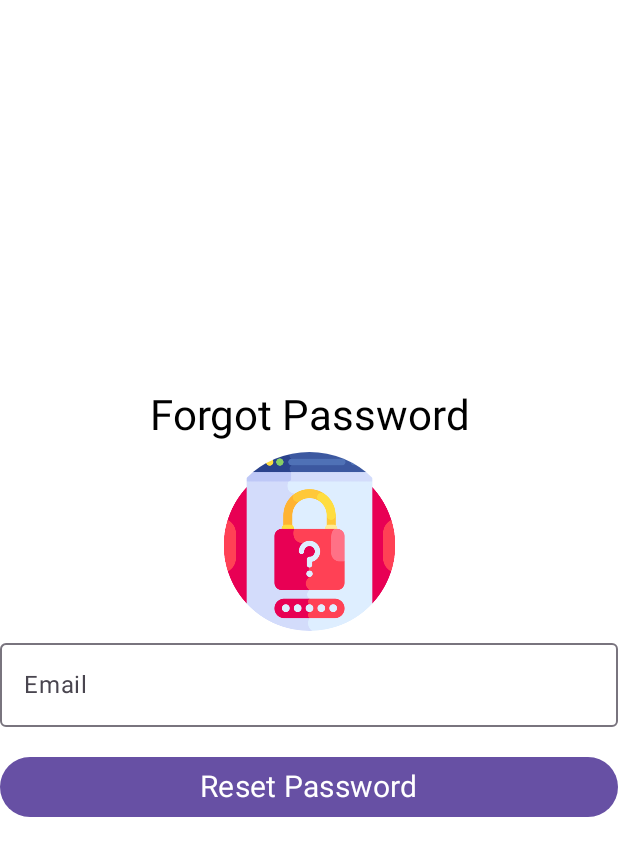
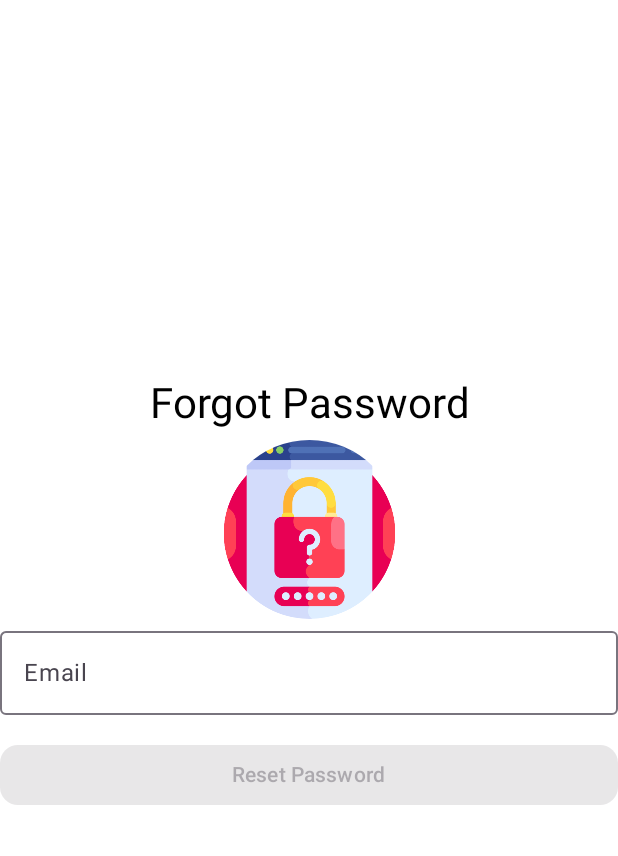
Before and after one commit to ziko387/Reminder-app, an Android app built with Jetpack Compose: the @Preview function ForgotPasswordScreenPreview, on a phone screen of 412 x 824 dp. Shown: the top 856 px of the screen. Run offline under Robolectric (Android 15) with nearby library versions, the phone set to English and light mode, and no system bars.

```diff
--- a/app/src/main/java/com/example/reminderapp/presentation/components/forgotPassword.kt
+++ b/app/src/main/java/com/example/reminderapp/presentation/components/forgotPassword.kt
@@ -1,6 +1,8 @@
 package com.example.reminderapp.presentation.components
 
 import androidx.compose.foundation.Image
+import androidx.compose.foundation.background
+import androidx.compose.foundation.border
 import androidx.compose.foundation.layout.Column
 import androidx.compose.runtime.Composable
 import androidx.compose.runtime.mutableStateOf
@@ -27,35 +29,49 @@ import androidx.compose.ui.tooling.preview.Preview
 import androidx.navigation.NavController
 import androidx.navigation.compose.rememberNavController
 import com.example.reminderapp.data.passwordReceiver.ForgotPasswordViewmodel
-import com.google.firebase.Firebase
-import com.google.firebase.auth.auth
 import androidx.lifecycle.viewmodel.compose.viewModel
 import androidx.compose.runtime.collectAsState
 import androidx.compose.ui.draw.clip
 import androidx.compose.ui.layout.ContentScale
 import androidx.compose.ui.res.painterResource
 import com.example.reminderapp.R
+import androidx.compose.ui.graphics.Color
+import androidx.compose.material3.ButtonDefaults
 
 
 @Composable
 fun ForgotPasswordScreen(navController: NavController, showForgotPasswordScreen: Boolean,
-         onBackClick: () -> Unit = {},
           onResetSent: () -> Unit = {},
-           viewmodel: ForgotPasswordViewmodel= viewModel()){
-    var email by remember{ mutableStateOf("") }
+           viewmodel: ForgotPasswordViewmodel= viewModel()) {
+    var email by remember { mutableStateOf("") }
     val isLoading by viewmodel.isLoading.collectAsState()
     val error by viewmodel.error.collectAsState()
     val isSuccess by viewmodel.isSuccess.collectAsState()
+    val showForgotPasswordScreen by remember { mutableStateOf(true) }
+
+    if (isSuccess) {
+        onResetSent()
+        navController.navigate("Login")
+        {
+            popUpTo("Login") {
+                inclusive = true
+                saveState = true
+            }
+            launchSingleTop = true
+        }
 
 
 
-    Column (
-        modifier = Modifier.fillMaxSize(),
+    }
+
+    Column(
+        modifier = Modifier.fillMaxSize()
+            .background(Color.White),
         horizontalAlignment = Alignment.CenterHorizontally,
         verticalArrangement = Arrangement.Center
-    ){
+    ) {
         Text(
-            text =  "Forgot Password",
+            text = "Forgot Password",
             style = MaterialTheme.typography.headlineMedium,
             textAlign = TextAlign.Center,
             modifier = Modifier.fillMaxWidth()
@@ -76,8 +92,32 @@ fun ForgotPasswordScreen(navController: NavController, showForgotPasswordScreen:
         )
 
         Spacer(modifier = Modifier.height(16.dp))
-        Button(onClick = {viewmodel.sendPasswordResetEmail(email)}, modifier = Modifier.fillMaxWidth()
-            ){
+        Button(
+            onClick = { viewmodel.sendPasswordResetEmail(email) },
+            modifier = Modifier.fillMaxWidth(),
+            colors = ButtonDefaults.buttonColors(
+                containerColor = MaterialTheme.colorScheme.primary,
+                contentColor = MaterialTheme.colorScheme.onPrimary
+            ),
+            enabled = !isLoading && email.isNotBlank(),
+            shape = MaterialTheme.shapes.medium
+        ) {
+            if (isLoading) {
+                Text(text = "Loading...")
+            } else {
+                Text(text = "Reset Password")
+            }
+        }
+        Spacer(modifier = Modifier.height(16.dp))
+        if (error != null) {
+            Text(
+                text = error!!,
+                color = MaterialTheme.colorScheme.error,
+                modifier = Modifier.fillMaxWidth()
+            )
+        }
+        if (isSuccess) {
+
             Text(
                 text = "Reset Password",
                 style = MaterialTheme.typography.bodyMedium,
@@ -88,9 +128,12 @@ fun ForgotPasswordScreen(navController: NavController, showForgotPasswordScreen:
 
     }
 }
-@Preview(showBackground = true)
-@Composable
-fun ForgotPasswordScreenPreview(){
-    ForgotPasswordScreen(
-        rememberNavController(),showForgotPasswordScreen = true)
-}
+
+
+    @Preview(showBackground = true)
+    @Composable
+    fun ForgotPasswordScreenPreview() {
+        ForgotPasswordScreen(
+            rememberNavController(), showForgotPasswordScreen = true
+        )
+    }
```
Also changed, not shown: app/src/main/java/com/example/reminderapp/presentation/components/Register.kt (+7 -0 lines), app/src/main/java/com/example/reminderapp/presentation/components/login.kt (+7 -0 lines).
